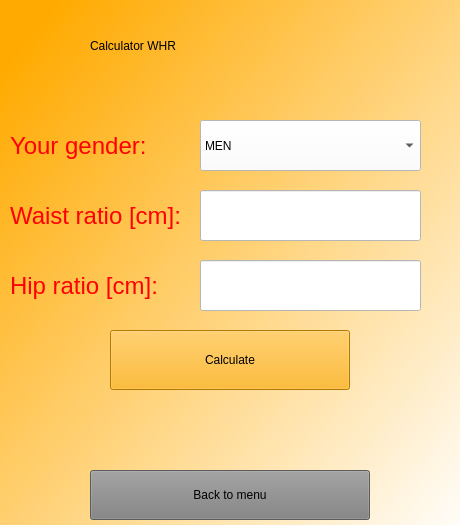
Old version of the form whr.ui in the repository 262094/HealthCheck_2.
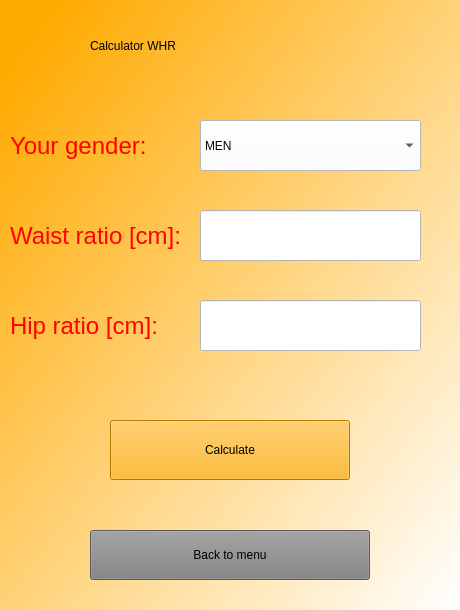
New version of the form.

Diff of the .ui file:
```diff
--- a/whr.ui
+++ b/whr.ui
@@ -7,19 +7,19 @@
     <x>0</x>
     <y>0</y>
     <width>460</width>
-    <height>525</height>
+    <height>610</height>
    </rect>
   </property>
   <property name="minimumSize">
    <size>
     <width>460</width>
-    <height>525</height>
+    <height>610</height>
    </size>
   </property>
   <property name="maximumSize">
    <size>
     <width>460</width>
-    <height>525</height>
+    <height>610</height>
    </size>
   </property>
   <property name="windowTitle">
@@ -34,19 +34,19 @@
      <x>0</x>
      <y>0</y>
      <width>460</width>
-     <height>550</height>
+     <height>610</height>
     </rect>
    </property>
    <property name="minimumSize">
     <size>
      <width>460</width>
-     <height>550</height>
+     <height>610</height>
     </size>
    </property>
    <property name="maximumSize">
     <size>
      <width>460</width>
-     <height>550</height>
+     <height>610</height>
     </size>
    </property>
    <property name="styleSheet">
@@ -55,14 +55,14 @@
    <widget class="QWidget" name="page">
     <property name="minimumSize">
      <size>
-      <width>0</width>
-      <height>0</height>
+      <width>460</width>
+      <height>610</height>
      </size>
     </property>
     <property name="maximumSize">
      <size>
-      <width>16777215</width>
-      <height>16777215</height>
+      <width>460</width>
+      <height>610</height>
      </size>
     </property>
     <property name="styleSheet">
@@ -108,7 +108,7 @@
      <property name="geometry">
       <rect>
        <x>10</x>
-       <y>190</y>
+       <y>210</y>
        <width>201</width>
        <height>51</height>
       </rect>
@@ -126,7 +126,7 @@
      <property name="geometry">
       <rect>
        <x>10</x>
-       <y>260</y>
+       <y>300</y>
        <width>181</width>
        <height>51</height>
       </rect>
@@ -144,7 +144,7 @@
      <property name="geometry">
       <rect>
        <x>200</x>
-       <y>190</y>
+       <y>210</y>
        <width>221</width>
        <height>51</height>
       </rect>
@@ -158,7 +158,7 @@
      <property name="geometry">
       <rect>
        <x>200</x>
-       <y>260</y>
+       <y>300</y>
        <width>221</width>
        <height>51</height>
       </rect>
@@ -196,7 +196,7 @@
      <property name="geometry">
       <rect>
        <x>110</x>
-       <y>330</y>
+       <y>420</y>
        <width>240</width>
        <height>60</height>
       </rect>
@@ -225,7 +225,7 @@
      <property name="geometry">
       <rect>
        <x>90</x>
-       <y>470</y>
+       <y>530</y>
        <width>280</width>
        <height>50</height>
       </rect>
```
